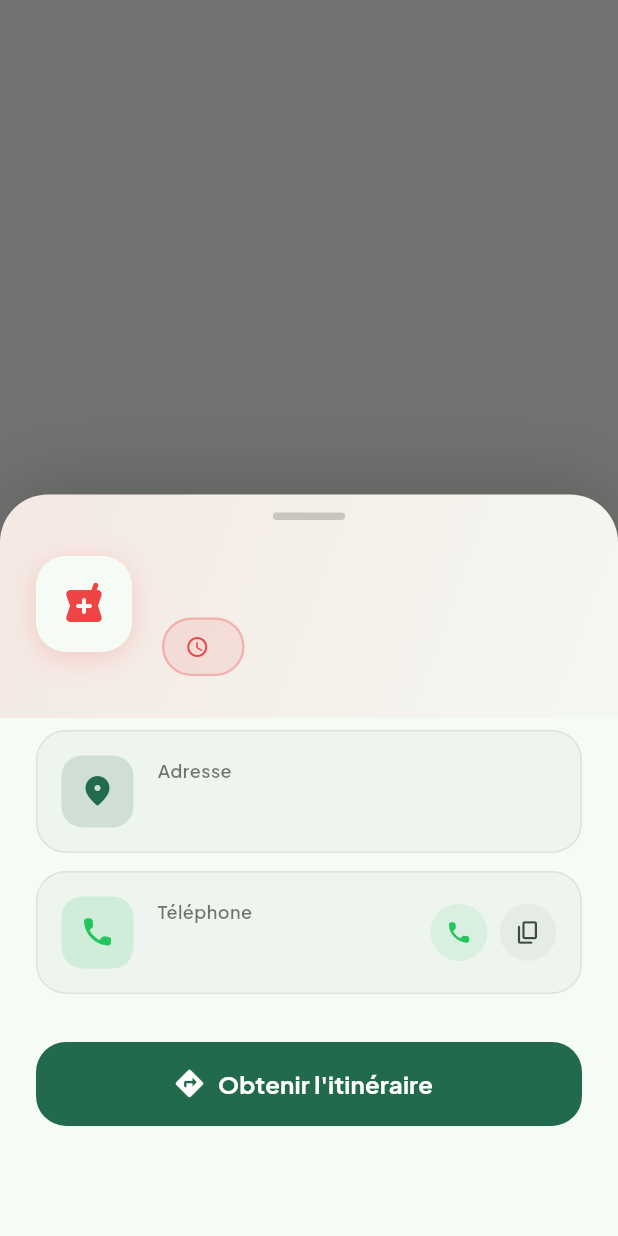
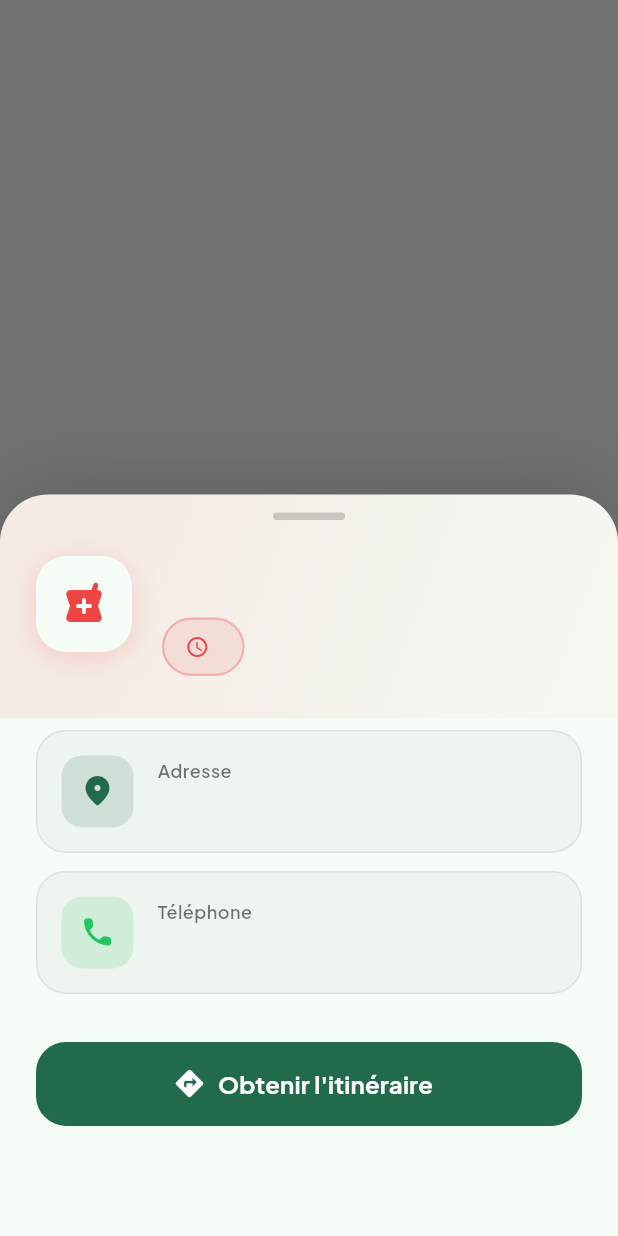
Before and after one commit to Teodev578/pharma_app, a Flutter app: what showPharmacyDetailsBottomSheet() shows on an empty page, opened directly with empty values, on a phone screen of 412 x 824 dp. Run offline on Flutter 3.47's test engine with Material 3 defaults, Android fonts, the phone set to English and light mode, and no system bars; our stand-ins replace connectivity_plus, firebase_core, flutter_map, geolocator, google_fonts, latlong2 and 3 more; missing offline and left inert: flutter_map_location_marker, flutter_map_marker_cluster; accounts and stored records are empty.

Commit message:
modification numéro de téléphone

```diff
--- a/lib/ui/widget/pharmacy_details_bottom_sheet.dart
+++ b/lib/ui/widget/pharmacy_details_bottom_sheet.dart
@@ -162,11 +162,6 @@ void showPharmacyDetailsBottomSheet(BuildContext context, Pharmacy pharmacy) {
                             iconColor: const Color(0xFF22C55E),
                             label: 'Téléphone',
                             content: pharmacy.telephone!,
-                            trailing: Row(
-                              mainAxisSize: MainAxisSize.min,
-                              children: [
-                                // Bouton Appeler
-                                InkWell(
                             onTap: () async {
                               final Uri phoneUri = Uri(
                                 scheme: 'tel',
@@ -189,20 +184,7 @@ void showPharmacyDetailsBottomSheet(BuildContext context, Pharmacy pharmacy) {
                                 }
                               }
                             },
-                                  borderRadius: BorderRadius.circular(20),
-                                  child: Container(
-                                    padding: const EdgeInsets.all(10),
-                                    decoration: BoxDecoration(
-                                      color: const Color(0xFF22C55E).withOpacity(0.1),
-                                      shape: BoxShape.circle,
-                                    ),
-                                    child: const Icon(Icons.call_rounded, size: 18, color: Color(0xFF22C55E)),
-                                  ),
-                                ),
-                                const SizedBox(width: 8),
-                                // Bouton Copier
-                                InkWell(
-                                  onTap: () {
+                            onLongPress: () {
                               Clipboard.setData(ClipboardData(text: pharmacy.telephone!));
                               ScaffoldMessenger.of(context).showSnackBar(
                                 SnackBar(
@@ -216,18 +198,6 @@ void showPharmacyDetailsBottomSheet(BuildContext context, Pharmacy pharmacy) {
                                 ),
                               );
                             },
-                                  borderRadius: BorderRadius.circular(20),
-                                  child: Container(
-                                    padding: const EdgeInsets.all(10),
-                                    decoration: BoxDecoration(
-                                      color: theme.colorScheme.outlineVariant.withOpacity(0.2),
-                                      shape: BoxShape.circle,
-                                    ),
-                                    child: Icon(Icons.copy_rounded, size: 18, color: theme.colorScheme.onSurfaceVariant),
-                                  ),
-                                ),
-                              ],
-                            ),
                           ),
 
                         // Horaires Opening
@@ -340,11 +310,17 @@ Widget _infoCard({
   required String label,
   required String content,
   Widget? trailing,
+  VoidCallback? onTap,
+  VoidCallback? onLongPress,
 }) {
   return Container(
     margin: const EdgeInsets.only(bottom: 12),
     child: Material(
       color: Colors.transparent,
+      child: InkWell(
+        onTap: onTap,
+        onLongPress: onLongPress,
+        borderRadius: BorderRadius.circular(20),
         child: Container(
           padding: const EdgeInsets.all(16),
           decoration: BoxDecoration(
@@ -394,5 +370,6 @@ Widget _infoCard({
           ),
         ),
       ),
+    ),
   );
 }
```
Lines whose indentation alone changed are shown as unchanged.
